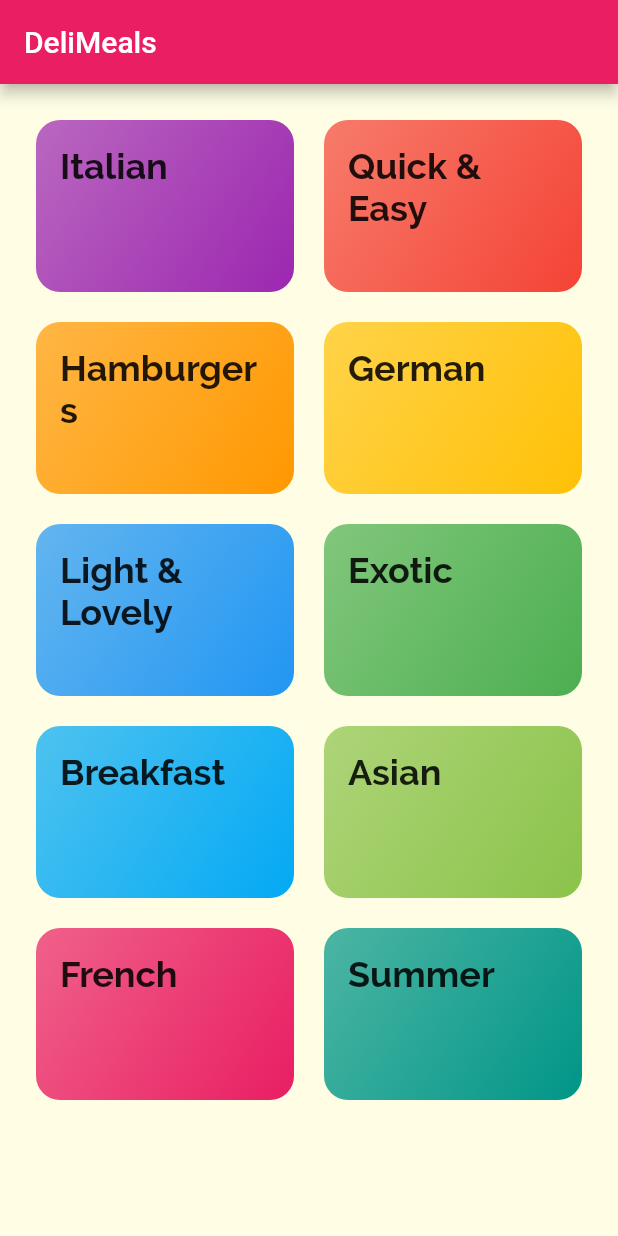
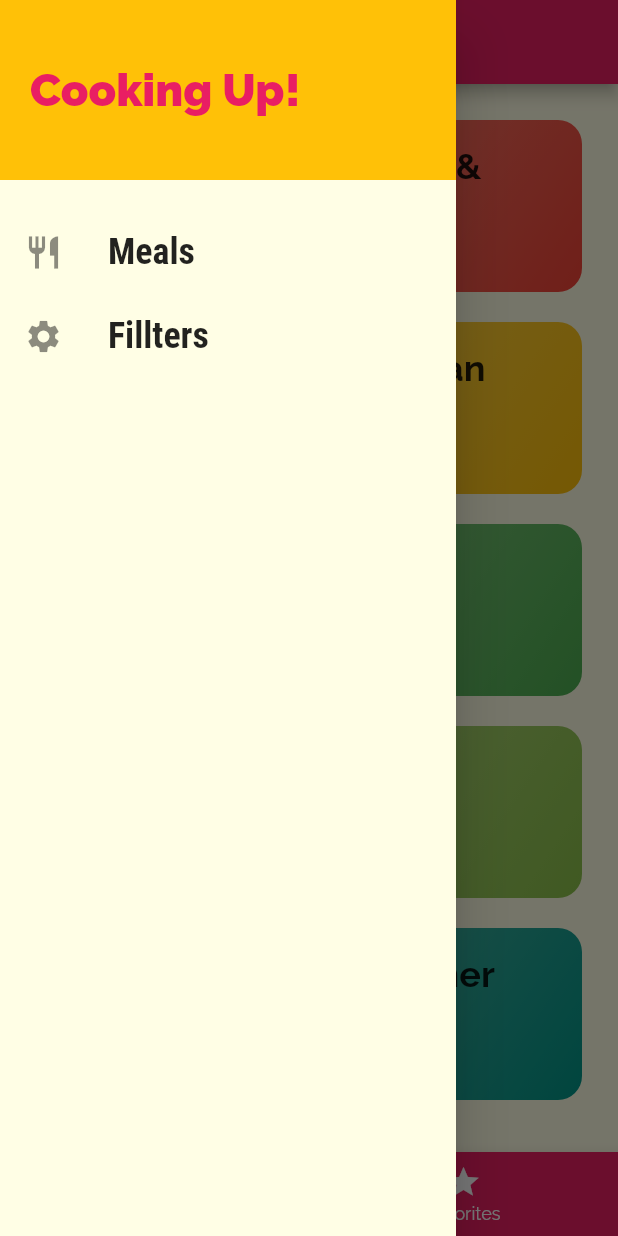
Before and after one commit to poowamin/flutter_meal_app, a Flutter app: the screen it shows after launch, with the side drawer open (before the commit the screen has no drawer), on a phone screen of 412 x 824 dp. Run offline on Flutter 3.47's test engine with Material 2 defaults, Android fonts, the phone set to English and light mode, and no system bars; Roboto replaces fonts that are missing (Ralway).

Commit message:
third-commit

```diff
--- a/lib/main.dart
+++ b/lib/main.dart
@@ -2,13 +2,53 @@ import 'dart:developer';
 
 import 'package:flutter/material.dart';
 
+import './dummy_data.dart';
+import './screen/filters_screen.dart';
+import './screen/tap_screen.dart';
 import './screen/category_meals_screen.dart';
 import './screen/categories_screen.dart';
 import './screen/meal_detail_screen.dart';
+import './models/meal.dart';
 
 void main() => runApp(MyApp());
 
-class MyApp extends StatelessWidget {
+class MyApp extends StatefulWidget {
+  @override
+  State<MyApp> createState() => _MyAppState();
+}
+
+class _MyAppState extends State<MyApp> {
+  Map<String, bool> _filters = {
+    'gluten': false,
+    'lactose': false,
+    'vegan': false,
+    'vegetarian': false,
+  };
+
+  List<Meal> _availableMeals = DUMMY_MEALS;
+
+  void _setFilters(Map<String, bool> fillterData) {
+    setState(() {
+      _filters = fillterData;
+
+      _availableMeals = DUMMY_MEALS.where((meal) {
+        if (_filters['gluten'] && !meal.isGlutenFree) {
+          return false;
+        }
+        if (_filters['lactose'] && !meal.isLactoseFree) {
+          return false;
+        }
+        if (_filters['vegan'] && !meal.isVegan) {
+          return false;
+        }
+        if (_filters['vegetarian'] && !meal.isVegetarian) {
+          return false;
+        }
+        return true;
+      }).toList();
+    });
+  }
+
   @override
   Widget build(BuildContext context) {
     return MaterialApp(
@@ -17,14 +57,16 @@ class MyApp extends StatelessWidget {
         primarySwatch: Colors.pink,
         accentColor: Colors.amber,
         canvasColor: Color.fromRGBO(255, 254, 229, 1),
-        fontFamily: 'Ralway',
+        fontFamily: 'Raleway',
       ),
       // home: CategoriesScreen(),
       initialRoute: '/',
       routes: {
-        '/': (ctx) => CategoriesScreen(),
-        CategoryMealsScreen.routeName: (ctx) => CategoryMealsScreen(),
+        '/': (ctx) => TabScreen(),
+        CategoryMealsScreen.routeName: (ctx) =>
+            CategoryMealsScreen(_availableMeals),
         MealDetailScreen.routeName: (ctx) => MealDetailScreen(),
+        FiltersScreen.routeName: (ctx) => FiltersScreen(_filters, _setFilters),
       },
       onGenerateRoute: (setting) {
         log(setting.arguments);
--- a/lib/screen/categories_screen.dart
+++ b/lib/screen/categories_screen.dart
@@ -6,11 +6,7 @@ import '../widgets/category_item.dart';
 class CategoriesScreen extends StatelessWidget {
   @override
   Widget build(BuildContext context) {
-    return Scaffold(
-      appBar: AppBar(
-        title: const Text('DeliMeals'),
-      ),
-      body: GridView(
+    return GridView(
       padding: const EdgeInsets.all(24),
       gridDelegate: SliverGridDelegateWithMaxCrossAxisExtent(
         maxCrossAxisExtent: 200,
@@ -27,7 +23,6 @@ class CategoriesScreen extends StatelessWidget {
             ),
           )
           .toList(),
-      ),
     );
   }
 }
--- /dev/null
+++ b/lib/screen/tap_screen.dart
@@ -0,0 +1,61 @@
+import 'package:flutter/material.dart';
+
+import '../widgets/main_drawer.dart';
+import './favorite_screen.dart';
+import './categories_screen.dart';
+
+class TabScreen extends StatefulWidget {
+  @override
+  State<TabScreen> createState() => _TabScreenState();
+}
+
+class _TabScreenState extends State<TabScreen> {
+  final List<Map<String, Object>> _pages = [
+    {
+      'page': CategoriesScreen(),
+      'title': 'Categories',
+    },
+    {
+      'page': FavoriteScreen(),
+      'title': 'Your Favorite',
+    }
+  ];
+  int _selectedPageIndex = 0;
+
+  void _selectPage(int index) {
+    setState(() {
+      _selectedPageIndex = index;
+    });
+  }
+
+  @override
+  Widget build(BuildContext context) {
+    return Scaffold(
+      appBar: AppBar(
+        title: Text(_pages[_selectedPageIndex]['title']),
+      ),
+      drawer: MainDrawer(),
+      body: _pages[_selectedPageIndex]['page'],
+      bottomNavigationBar: BottomNavigationBar(
+        onTap: _selectPage,
+        backgroundColor: Theme.of(context).primaryColor,
+        unselectedItemColor: Colors.white,
+        selectedItemColor: Theme.of(context).accentColor,
+        currentIndex: _selectedPageIndex,
+        // type: BottomNavigationBarType.fixed,
+        items: [
+          BottomNavigationBarItem(
+            backgroundColor: Theme.of(context).primaryColor,
+            icon: Icon(Icons.category),
+            label: 'Categories',
+          ),
+          BottomNavigationBarItem(
+            backgroundColor: Theme.of(context).primaryColor,
+            icon: Icon(Icons.star),
+            label: 'Favorites',
+          ),
+        ],
+      ),
+    );
+  }
+}
--- /dev/null
+++ b/lib/widgets/main_drawer.dart
@@ -0,0 +1,54 @@
+import 'package:flutter/material.dart';
+import 'package:flutter_complete_guide/screen/filters_screen.dart';
+
+class MainDrawer extends StatelessWidget {
+  Widget buildListTile(String title, IconData icon, Function tapHandler) {
+    return ListTile(
+      leading: Icon(
+        icon,
+        size: 26,
+      ),
+      title: Text(
+        title,
+        style: TextStyle(
+          fontFamily: 'RobotoCondensed',
+          fontSize: 24,
+          fontWeight: FontWeight.bold,
+        ),
+      ),
+      onTap: tapHandler,
+    );
+  }
+
+  @override
+  Widget build(BuildContext context) {
+    return Drawer(
+      child: Column(
+        children: [
+          Container(
+            height: 120,
+            width: double.infinity,
+            padding: EdgeInsets.all(20),
+            alignment: Alignment.centerLeft,
+            color: Theme.of(context).accentColor,
+            child: Text(
+              'Cooking Up!',
+              style: TextStyle(
+                fontWeight: FontWeight.w900,
+                fontSize: 30,
+                color: Theme.of(context).primaryColor,
+              ),
+            ),
+          ),
+          SizedBox(height: 20),
+          buildListTile('Meals', Icons.restaurant, () {
+            Navigator.of(context).pushReplacementNamed('/');
+          }),
+          buildListTile('Fillters', Icons.settings, () {
+            Navigator.of(context).pushReplacementNamed(FiltersScreen.routeName);
+          }),
+        ],
+      ),
+    );
+  }
+}
```
Also changed, not shown: lib/screen/category_meals_screen.dart (+50 -16 lines), lib/screen/favorite_screen.dart (added, +10 -0 lines), lib/screen/filters_screen.dart (added, +126 -0 lines), lib/screen/meal_detail_screen.dart (+9 -1 lines), lib/widgets/meal_item.dart (+13 -1 lines). Lines whose indentation alone changed are shown as unchanged.
